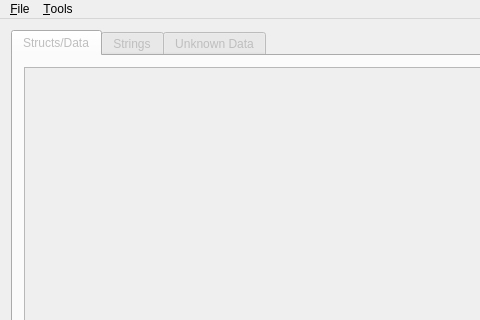
CaptainSwag101/DRV3-Tools, file dat_editor/mainwindow.ui: the form before one commit; both pictures show x 0 to 480 and y 0 to 320 of the 650 by 450 pixel window.
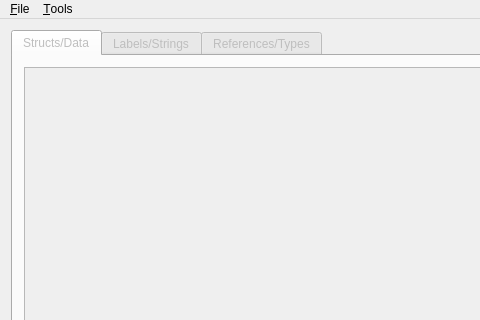
The form after the commit.

Commit message: (WIP) Start working on data models for DAT editor

Diff of the .ui file:
```diff
--- a/dat_editor/mainwindow.ui
+++ b/dat_editor/mainwindow.ui
@@ -203,7 +203,7 @@
       </widget>
       <widget class="QWidget" name="tabStrings">
        <attribute name="title">
-        <string>Strings</string>
+        <string>Labels/Strings</string>
        </attribute>
        <layout class="QVBoxLayout" name="verticalLayout_4">
         <item>
@@ -382,7 +382,7 @@
       </widget>
       <widget class="QWidget" name="tabUnkData">
        <attribute name="title">
-        <string>Unknown Data</string>
+        <string>References/Types</string>
        </attribute>
        <layout class="QVBoxLayout" name="verticalLayout_3">
         <item>
```
Left out of the diff: 2 changed lines with no effect on the pictures. The commit also changes 1 other file.
